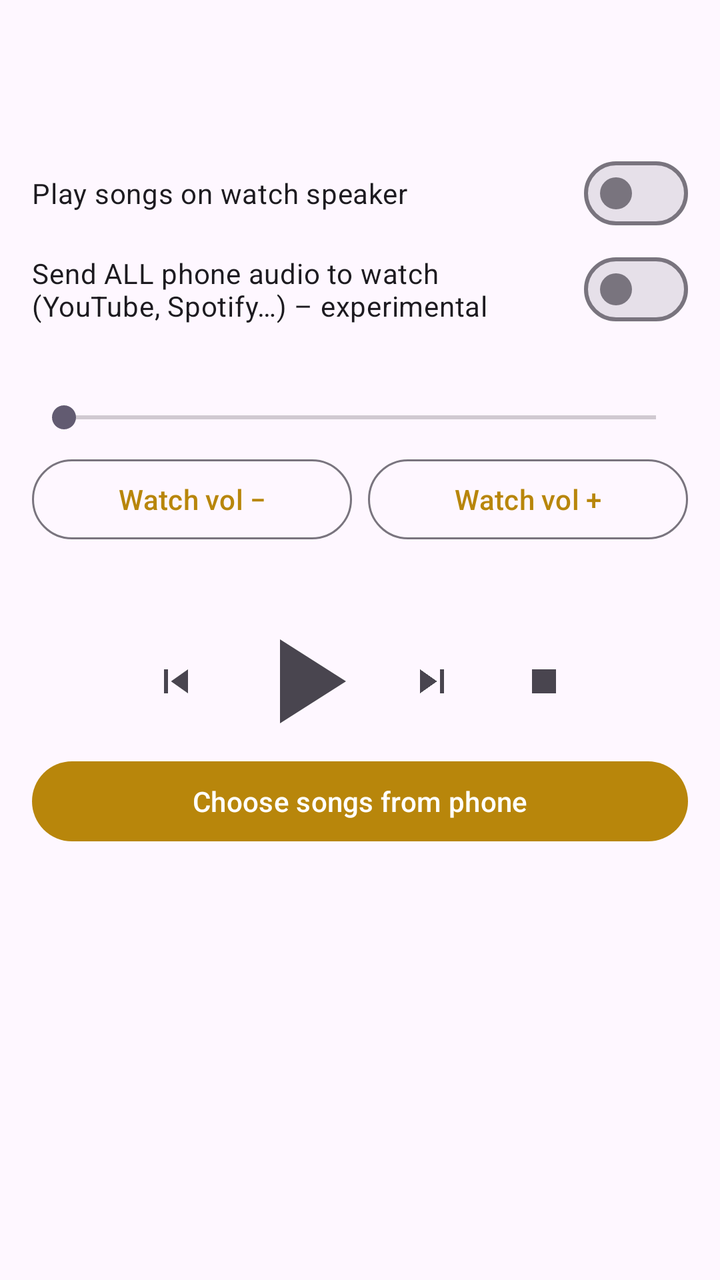
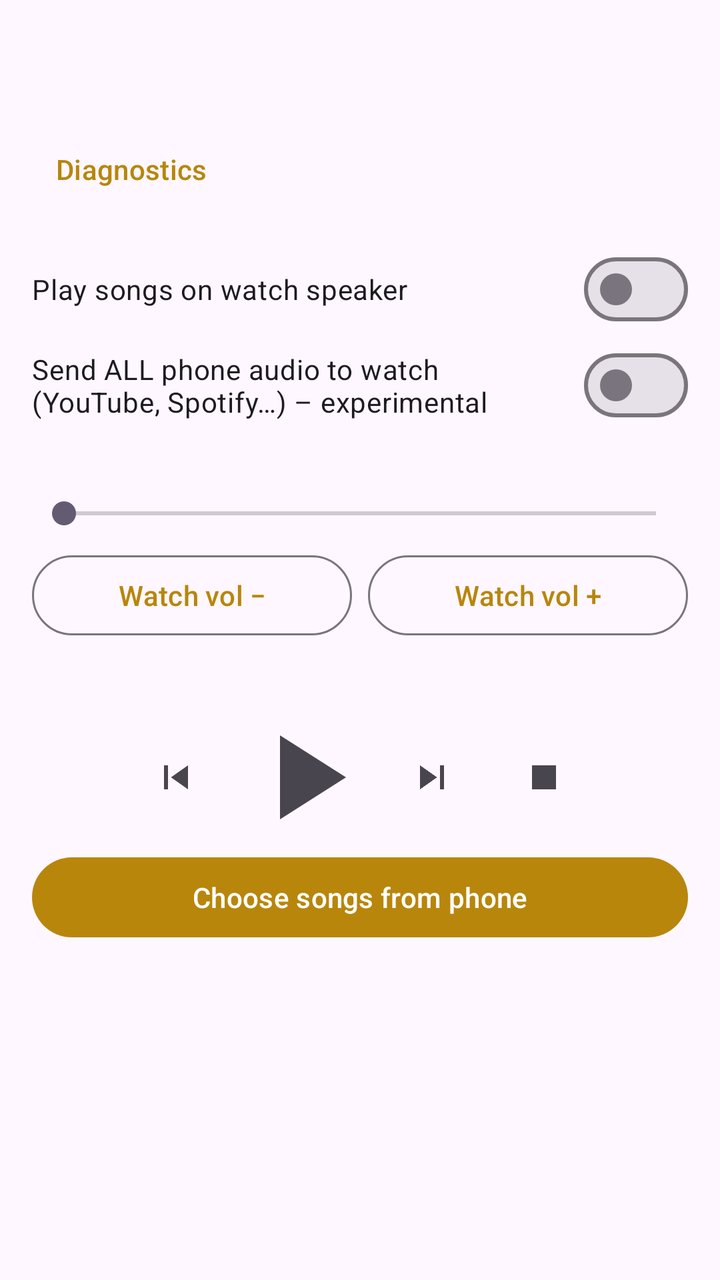

An Android layout rendered at two revisions. The XML below is the earlier revision; the diff shows what the commit changed to produce the second picture.
<!-- AndroidManifest.xml: application theme Theme.WatchTunes -->
<!-- res/layout/activity_main.xml -->
<?xml version="1.0" encoding="utf-8"?>
<LinearLayout xmlns:android="http://schemas.android.com/apk/res/android"
    android:layout_width="match_parent"
    android:layout_height="match_parent"
    android:fitsSystemWindows="true"
    android:orientation="vertical"
    android:padding="16dp">

    <TextView
        android:id="@+id/watchStatus"
        android:layout_width="match_parent"
        android:layout_height="wrap_content"
        android:textAppearance="?attr/textAppearanceTitleMedium" />

    <TextView
        android:id="@+id/routeStatus"
        android:layout_width="match_parent"
        android:layout_height="wrap_content"
        android:layout_marginTop="4dp"
        android:textAppearance="?attr/textAppearanceBodyMedium" />

    <com.google.android.material.materialswitch.MaterialSwitch
        android:id="@+id/watchSwitch"
        android:layout_width="match_parent"
        android:layout_height="wrap_content"
        android:layout_marginTop="12dp"
        android:text="Play songs on watch speaker" />

    <com.google.android.material.materialswitch.MaterialSwitch
        android:id="@+id/routeAllSwitch"
        android:layout_width="match_parent"
        android:layout_height="wrap_content"
        android:text="Send ALL phone audio to watch (YouTube, Spotify…) – experimental" />

    <TextView
        android:id="@+id/boostLabel"
        android:layout_width="match_parent"
        android:layout_height="wrap_content"
        android:layout_marginTop="12dp" />

    <SeekBar
        android:id="@+id/boostBar"
        android:layout_width="match_parent"
        android:layout_height="wrap_content"
        android:max="15" />

    <LinearLayout
        android:layout_width="match_parent"
        android:layout_height="wrap_content"
        android:layout_marginTop="8dp"
        android:orientation="horizontal">

        <Button
            android:id="@+id/volDown"
            style="?attr/materialButtonOutlinedStyle"
            android:layout_width="0dp"
            android:layout_height="wrap_content"
            android:layout_weight="1"
            android:text="Watch vol −" />

        <Button
            android:id="@+id/volUp"
            style="?attr/materialButtonOutlinedStyle"
            android:layout_width="0dp"
            android:layout_height="wrap_content"
            android:layout_marginStart="8dp"
            android:layout_weight="1"
            android:text="Watch vol +" />
    </LinearLayout>

    <TextView
        android:id="@+id/nowPlaying"
        android:layout_width="match_parent"
        android:layout_height="wrap_content"
        android:layout_marginTop="12dp"
        android:ellipsize="end"
        android:maxLines="2"
        android:textAppearance="?attr/textAppearanceTitleSmall" />

    <LinearLayout
        android:layout_width="match_parent"
        android:layout_height="wrap_content"
        android:gravity="center"
        android:orientation="horizontal">

        <ImageButton
            android:id="@+id/prevBtn"
            android:layout_width="56dp"
            android:layout_height="56dp"
            android:background="?attr/selectableItemBackgroundBorderless"
            android:contentDescription="Previous"
            android:src="@drawable/ic_prev" />

        <ImageButton
            android:id="@+id/playBtn"
            android:layout_width="72dp"
            android:layout_height="72dp"
            android:background="?attr/selectableItemBackgroundBorderless"
            android:contentDescription="Play or pause"
            android:scaleType="fitCenter"
            android:src="@drawable/ic_play" />

        <ImageButton
            android:id="@+id/nextBtn"
            android:layout_width="56dp"
            android:layout_height="56dp"
            android:background="?attr/selectableItemBackgroundBorderless"
            android:contentDescription="Next"
            android:src="@drawable/ic_next" />

        <ImageButton
            android:id="@+id/stopBtn"
            android:layout_width="56dp"
            android:layout_height="56dp"
            android:background="?attr/selectableItemBackgroundBorderless"
            android:contentDescription="Stop"
            android:src="@drawable/ic_stop" />
    </LinearLayout>

    <Button
        android:id="@+id/pickBtn"
        android:layout_width="match_parent"
        android:layout_height="wrap_content"
        android:text="Choose songs from phone" />

    <ListView
        android:id="@+id/songList"
        android:layout_width="match_parent"
        android:layout_height="0dp"
        android:layout_weight="1"
        android:choiceMode="singleChoice" />
</LinearLayout>
<!-- resources referenced by this layout -->
<resources>
  <!-- drawable ic_next (drawable) -->
  <vector xmlns:android="http://schemas.android.com/apk/res/android"
      android:width="24dp" android:height="24dp"
      android:viewportWidth="24" android:viewportHeight="24"
      android:tint="?attr/colorControlNormal">
      <path android:fillColor="@android:color/white" android:pathData="M6,18l8.5,-6L6,6v12zM16,6v12h2V6h-2z" />
  </vector>
  <!-- drawable ic_play (drawable) -->
  <vector xmlns:android="http://schemas.android.com/apk/res/android"
      android:width="24dp" android:height="24dp"
      android:viewportWidth="24" android:viewportHeight="24"
      android:tint="?attr/colorControlNormal">
      <path android:fillColor="@android:color/white" android:pathData="M8,5v14l11,-7z" />
  </vector>
  <!-- drawable ic_prev (drawable) -->
  <vector xmlns:android="http://schemas.android.com/apk/res/android"
      android:width="24dp" android:height="24dp"
      android:viewportWidth="24" android:viewportHeight="24"
      android:tint="?attr/colorControlNormal">
      <path android:fillColor="@android:color/white" android:pathData="M6,6h2v12H6zM9.5,12l8.5,6V6z" />
  </vector>
  <!-- drawable ic_stop (drawable) -->
  <vector xmlns:android="http://schemas.android.com/apk/res/android"
      android:width="24dp" android:height="24dp"
      android:viewportWidth="24" android:viewportHeight="24"
      android:tint="?attr/colorControlNormal">
      <path android:fillColor="@android:color/white" android:pathData="M6,6h12v12H6z" />
  </vector>
  <style name="Theme.WatchTunes" parent="Theme.Material3.DayNight">
          <item name="colorPrimary">#B8860B</item>
      </style>
</resources>

<!-- the commit's change to res/layout/activity_main.xml (unified diff, before → after) -->
@@ -18,6 +18,13 @@
         android:layout_height="wrap_content"
         android:layout_marginTop="4dp"
         android:textAppearance="?attr/textAppearanceBodyMedium" />
+
+    <Button
+        android:id="@+id/diagBtn"
+        style="?attr/borderlessButtonStyle"
+        android:layout_width="wrap_content"
+        android:layout_height="wrap_content"
+        android:text="Diagnostics" />
 
     <com.google.android.material.materialswitch.MaterialSwitch
         android:id="@+id/watchSwitch"
